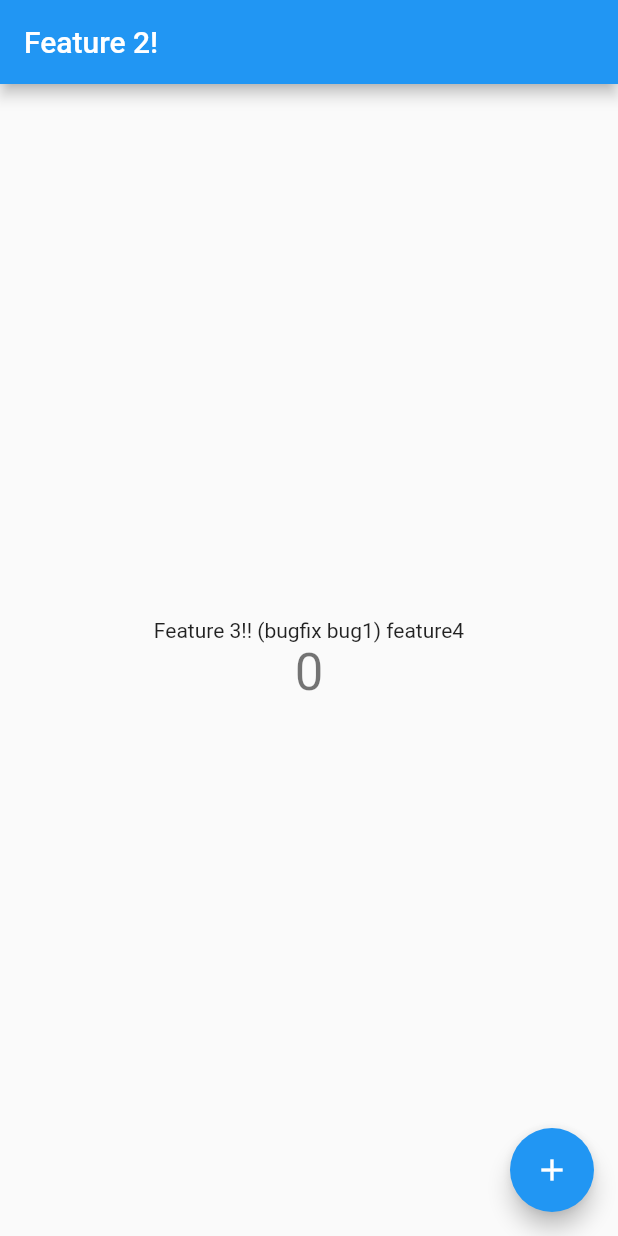
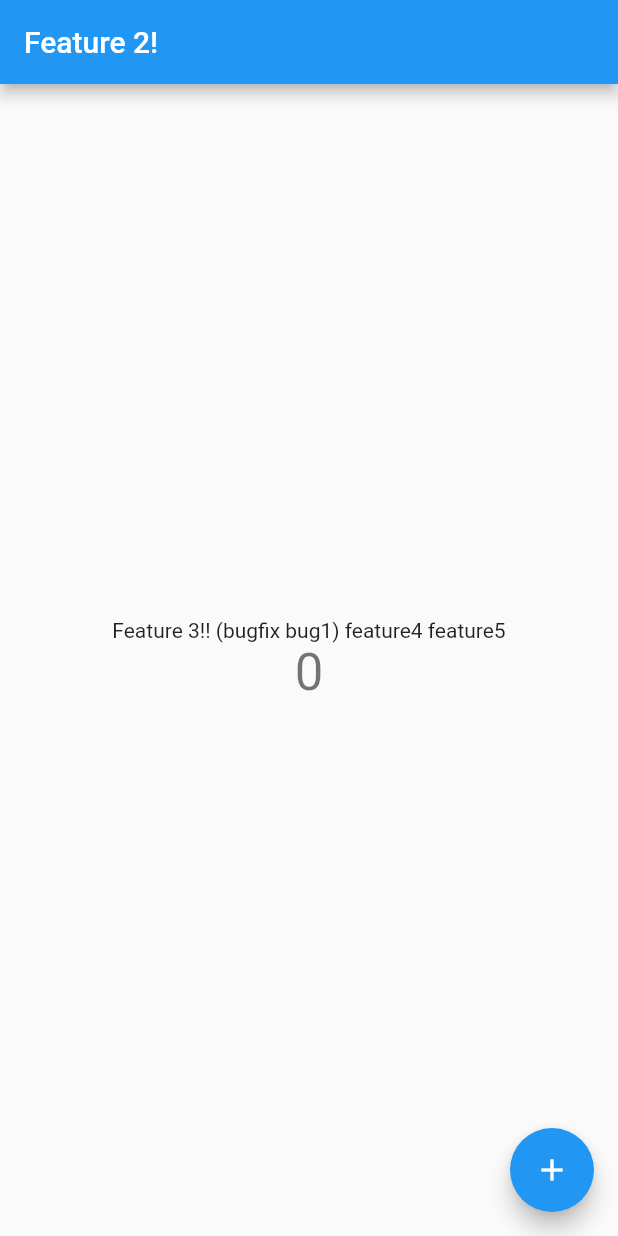
Before and after one commit to JakeSeo/git_flow_example, a Flutter app: the screen it shows after launch, on a phone screen of 412 x 824 dp. Run offline on Flutter 3.47's test engine with Material 2 defaults, Android fonts, the phone set to English and light mode, and no system bars.

Commit message:
feature5 > feature5

```diff
--- a/lib/main.dart
+++ b/lib/main.dart
@@ -96,7 +96,7 @@ class _MyHomePageState extends State<MyHomePage> {
           mainAxisAlignment: MainAxisAlignment.center,
           children: <Widget>[
             const Text(
-              'Feature 3!! (bugfix bug1) feature4',
+              'Feature 3!! (bugfix bug1) feature4 feature5',
             ),
             Text(
               '$_counter',
```
